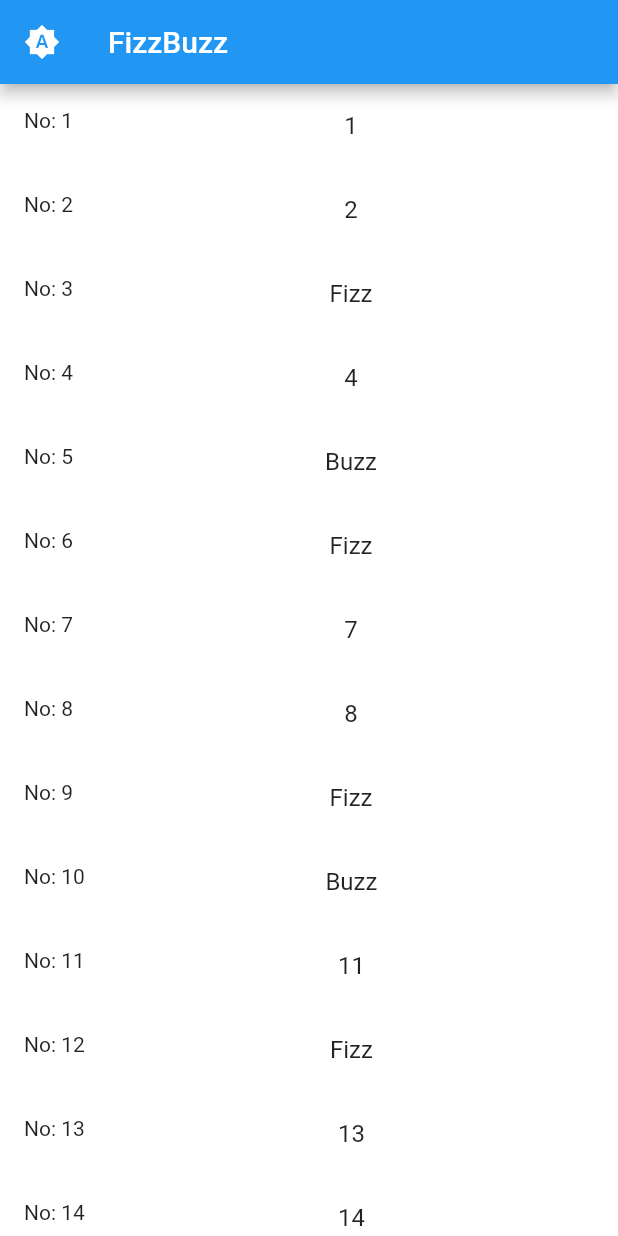
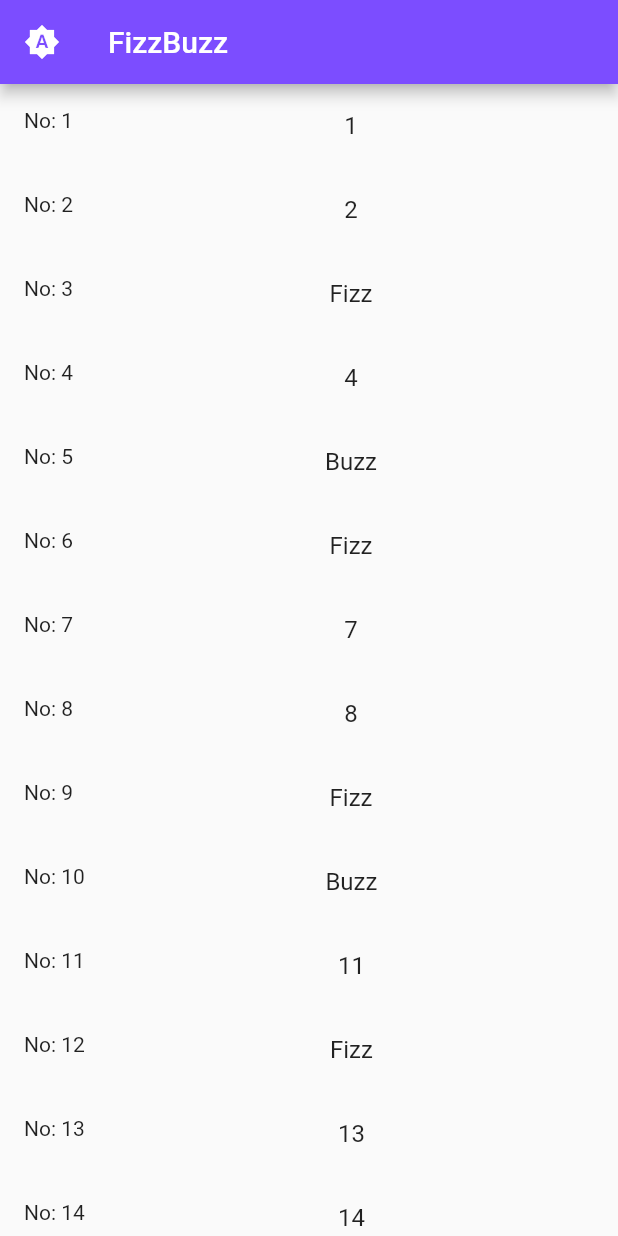
Before and after one commit to fabiancrx/fizzbuzz, a Flutter app: the screen it shows after launch, on a phone screen of 412 x 824 dp. Run offline on Flutter 3.47's test engine with Material 2 defaults, Android fonts, the phone set to English and light mode, and no system bars; drawn by our look-alikes of auto_size_text; our stand-ins replace easy_dynamic_theme, hooks_riverpod, supercharged; generated files the repository leaves out were written again.

Commit message:
Remove unused code from template
changed: Dependency injection to use the riverpod package instead of get_it
removed: Unused custom theme, exceptions, environment and extensions

```diff
--- a/lib/main.dart
+++ b/lib/main.dart
@@ -4,14 +4,13 @@ import 'dart:developer';
 import 'package:easy_dynamic_theme/easy_dynamic_theme.dart';
 import 'package:flutter/material.dart';
 import 'package:flutter/services.dart';
+import 'package:hooks_riverpod/hooks_riverpod.dart';
 
 import 'src/app/app.dart';
-import 'src/app/service_locator.dart';
 
 void main() async {
   WidgetsFlutterBinding.ensureInitialized();
-  // Inject services [ inject.dart ]
-  await inject();
+
   // Force portrait mode
   await SystemChrome.setPreferredOrientations(
       <DeviceOrientation>[DeviceOrientation.portraitUp, DeviceOrientation.portraitDown]);
@@ -23,7 +22,7 @@ void main() async {
 }
 
 /// Widget that injects the different dependencies needed for inheritedWidgets or other packages to work
-/// It is a widget and not a function so it can be const and avoid rebuild
+/// It is a widget and not a function so it can be const and avoid rebuilds (but won't change on hot reload)
 class Dependencies extends StatelessWidget {
   final Widget wrapped;
 
@@ -31,8 +30,7 @@ class Dependencies extends StatelessWidget {
 
   @override
   Widget build(BuildContext context) {
-    return RootRestorationScope(
-      restorationId: 'root',
+    return ProviderScope(
       child: EasyDynamicThemeWidget(child: wrapped),
     );
   }
--- a/lib/r.dart
+++ b/lib/r.dart
@@ -1,8 +1,5 @@
 import 'package:flutter/material.dart';
 import 'gen/assets.gen.dart';
-import 'src/app/theme.dart';
-
-var s = R.fonts.style.title;
 
 /// Class that holds reference to app configurations and constants.
 ///
@@ -16,101 +13,16 @@ var s = R.fonts.style.title;
 class R {
   const R._();
 
-  static _LocalStorageKey get localStorageKey => const _LocalStorageKey._();
-
   static $AssetsImagesGen get image => Assets.images;
 
-  static _Strings get str => const _Strings._();
-
-  static _Dimensions get dimen => const _Dimensions._();
-
   static _Themes get theme => const _Themes._();
-
-  static _Raw get raw => const _Raw._();
-
-  static _Fonts get fonts => const _Fonts._();
-}
-
-/// Holds raw file assets path's such as json,databases or binary data
-class _Raw {
-  const _Raw._();
 }
 
 /// Holds the themes used throughout the app
 class _Themes {
   const _Themes._();
 
-  ThemeData get light => CustomTheme(primary: Colors.blue).themeData;
+  ThemeData get light => ThemeData.light().copyWith(primaryColor: Colors.deepPurpleAccent);
 
-  ThemeData get dark => CustomTheme(primary: Colors.lightBlueAccent, isDark: true).themeData;
+  ThemeData get dark => ThemeData.dark().copyWith(primaryColor: Colors.deepPurple);
 }
-
-///Contains the keys used in local Storage
-///
-///For example shared_preferences, hive or secure_storage among others
-class _LocalStorageKey {
-  const _LocalStorageKey._();
-
-  String get isFirstUse => 'first_use';
-  String get theme => 'selected_theme';
-  String get locale => 'selected_locale';
-
-}
-
-///Holds strings that are used in your app and are not suitable for i18n
-class _Strings {
-  const _Strings._();
-
-  String get website => 'https://www.example.com/';
-}
-
-///Holds common sizes fot icons or images
-class _Dimensions {
-  const _Dimensions._();
-
-  _FontSizes get fontSize => const _FontSizes._();
-
-  //SIZES
-  double get iconSizeSM => 24.0;
-
-  double get iconSizeM => 28.0;
-}
-
-///Holds the name of the fonts that the app uses
-class _Fonts {
-  const _Fonts._();
-
-  TextStyles get style => const TextStyles._();
-
-  String get body => 'Lato';
-
-  String get title => 'Roboto';
-}
-
-class _FontSizes {
-  const _FontSizes._();
-
-  static const double scale = 1;
-
-  double get body => 14 * scale;
-
-  double get bodySm => 12 * scale;
-
-  double get title => 16 * scale;
-}
-
-class TextStyles {
-  const TextStyles._();
-
-  TextStyle get bodyFont => TextStyle(fontFamily: const _Fonts._().body);
-
-  TextStyle get titleFont => TextStyle(fontFamily: const _Fonts._().title);
-
-  TextStyle get title => titleFont.copyWith(fontSize: const _FontSizes._().title);
-
-  TextStyle get titleLight => title.copyWith(fontWeight: FontWeight.w300);
-
-  TextStyle get body => bodyFont.copyWith(fontSize: const _FontSizes._().body, fontWeight: FontWeight.w300);
-
-  TextStyle get bodySm => body.copyWith(fontSize: const _FontSizes._().bodySm);
-}
--- a/lib/src/app/app.dart
+++ b/lib/src/app/app.dart
@@ -3,33 +3,27 @@ import 'package:fizzbuzz/l10n/l10n.dart';
 import 'package:flutter/material.dart';
 import 'package:flutter_localizations/flutter_localizations.dart';
 import 'package:fizzbuzz/r.dart';
-import 'package:fizzbuzz/src/app/service_locator.dart';
 import 'package:fizzbuzz/src/app/services/navigation.dart';
+import 'package:hooks_riverpod/hooks_riverpod.dart';
 
 import 'routes/routes.dart';
 
-class App extends StatelessWidget {
+final navigation = Provider((_) => Navigation());
+
+class App extends ConsumerWidget {
   const App({Key? key}) : super(key: key);
 
   @override
-  Widget build(BuildContext context) {
-
-
-    return
-      MaterialApp(
+  Widget build(BuildContext context, watch) {
+    return MaterialApp(
       themeMode: EasyDynamicTheme.of(context).themeMode,
       theme: R.theme.light,
       darkTheme: R.theme.dark,
-        navigatorKey: service<Navigation>().navigatorKey,
-        localizationsDelegates: [
-          AppLocalizations.delegate,
-          GlobalMaterialLocalizations.delegate,
-        ],
+      navigatorKey: watch(navigation).navigatorKey,
+      localizationsDelegates: [AppLocalizations.delegate, GlobalMaterialLocalizations.delegate],
       supportedLocales: AppLocalizations.supportedLocales,
       routes: AppRoutes().routes,
       initialRoute: '/',
     );
-
-
   }
 }
--- a/lib/src/app/theme.dart
+++ /dev/null
@@ -1,56 +0,0 @@
-import 'package:flutter/material.dart';
-
-//TODO find a more generic/comfortable class to inject
-class CustomTheme {
-  late final Color bg;
-  final Color primary;
-  final bool isDark;
-
-  /// Default constructor
-  CustomTheme(
-      {this.isDark = false, required this.primary, Color? backgroundColor}) {
-    if (backgroundColor != null)
-      bg = backgroundColor;
-    else if (isDark) {
-      bg = const Color(0xff282c30);
-    } else {
-      bg = Colors.white;
-    }
-  }
-
-  ThemeData get themeData {
-    /// Create a TextTheme and ColorScheme, that we can use to generate ThemeData
-    final txtTheme = (isDark ? ThemeData.dark() : ThemeData.light()).textTheme;
-    const txtColor = Color(0xff181818);
-    final colorScheme = ColorScheme(
-        // Decide how you want to apply your own custom them, to the MaterialApp
-        brightness: isDark ? Brightness.dark : Brightness.light,
-        primary: primary,
-        primaryVariant: primary,
-        secondary: primary,
-        secondaryVariant: primary,
-        background: bg,
-        surface: bg,
-        onBackground: txtColor,
-        onSurface: txtColor,
-        onError: Colors.white,
-        onPrimary: Colors.white,
-        onSecondary: Colors.white,
-        error: Colors.red.shade400);
-
-    /// Now that we have ColorScheme and TextTheme, we can create the ThemeData
-    final t = ThemeData.from(
-      textTheme: txtTheme,
-      colorScheme: colorScheme,
-    )
-        // We can also add on some extra properties that ColorScheme seems to miss
-        .copyWith(
-            buttonColor: primary,
-            highlightColor: primary,
-            toggleableActiveColor: primary,
-            primaryColor: primary);
-
-    /// Return the themeData which MaterialApp can now use
-    return t;
-  }
-}
--- a/lib/src/features/fizzbuzz/fizzbuzz.screen.dart
+++ b/lib/src/features/fizzbuzz/fizzbuzz.screen.dart
@@ -1,7 +1,7 @@
 import 'package:auto_size_text/auto_size_text.dart';
-import 'package:fizzbuzz/src/app/service_locator.dart';
 import 'package:fizzbuzz/src/features/fizzbuzz/fizzbuzz.dart';
 import 'package:flutter/material.dart';
+import 'package:supercharged/supercharged.dart';
 
 class FizzBuzzPage extends StatelessWidget {
   late final List<String> _fizzBuzzes = 1.rangeTo(100).map(fizzBuzz).toList();
```
Also changed, not shown: lib/src/app/service_locator.dart (deleted, +0 -26 lines), lib/src/domain/exceptions.gen.dart (deleted, +0 -14 lines), lib/src/shared/environment.dart (deleted, +0 -16 lines), lib/src/shared/extensions.dart (deleted, +0 -80 lines), pubspec.yaml (+3 -8 lines), 2 other files. Lines whose indentation alone changed are shown as unchanged.
